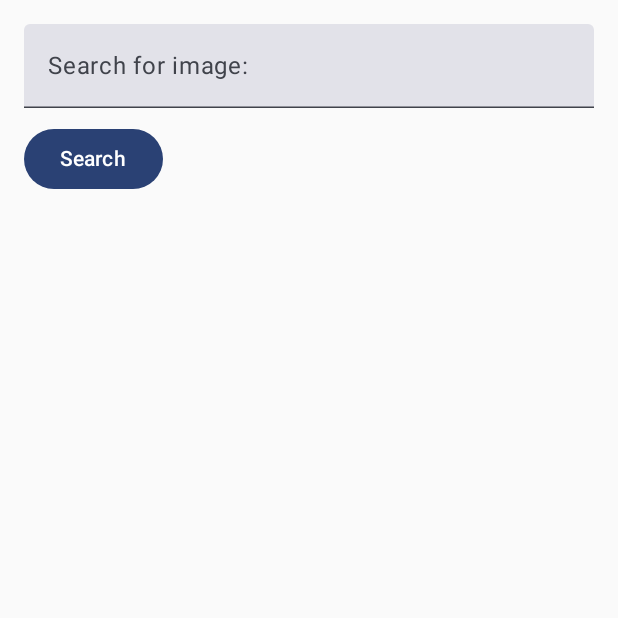
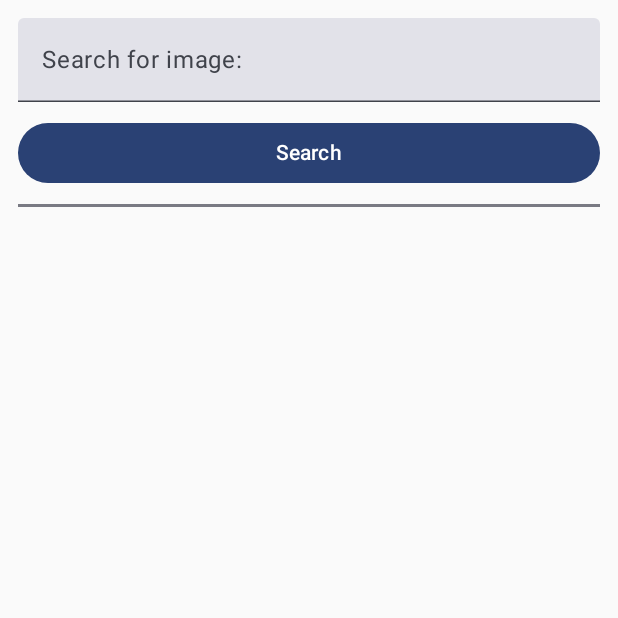
Before and after one commit to ReplayBackIH/PicFinderApp, an Android app built with Jetpack Compose: the screen it shows after launch (MainActivity), on a phone screen of 412 x 824 dp, the top half of it. Run offline under Robolectric (Android 15) with nearby library versions, the phone set to English and light mode, and no system bars; pictures from the network do not load.

Commit message:
Fix
Small UI adjustments

```diff
--- a/app/src/main/java/com/example/picfinder/model/data/ImageRepository.kt
+++ b/app/src/main/java/com/example/picfinder/model/data/ImageRepository.kt
@@ -11,7 +11,7 @@ class ImageRepository(private val apiService: ApiService) {
                 apiKey = apiKey,
                 userRequest = userRequest
             )
-            response.listOfImages ?: emptyList()
+            response.listOfImages
         } catch (e: Exception) {
             emptyList()
         }
--- a/app/src/main/java/com/example/picfinder/view/screens/MainScreen.kt
+++ b/app/src/main/java/com/example/picfinder/view/screens/MainScreen.kt
@@ -13,6 +13,11 @@ import androidx.compose.foundation.lazy.LazyColumn
 import androidx.compose.foundation.lazy.itemsIndexed
 import androidx.compose.foundation.shape.CircleShape
 import androidx.compose.material3.Button
+import androidx.compose.material3.Card
+import androidx.compose.material3.CardDefaults
+import androidx.compose.material3.CardElevation
+import androidx.compose.material3.Divider
+import androidx.compose.material3.HorizontalDivider
 import androidx.compose.material3.MaterialTheme
 import androidx.compose.material3.Text
 import androidx.compose.material3.TextField
@@ -45,7 +50,11 @@ fun ImageSearchScreen(navController: NavController, imageViewModel: ImageViewMod
     }
 
     Column(
-        modifier = Modifier.padding(16.dp)
+        modifier = Modifier.padding(
+            start = 12.dp,
+            end = 12.dp,
+            top = 12.dp
+        )
     ) {
         TextField(
             value = imageSearch,
@@ -58,28 +67,40 @@ fun ImageSearchScreen(navController: NavController, imageViewModel: ImageViewMod
             modifier = Modifier.fillMaxWidth()
         )
         Spacer(modifier = Modifier.height(10.dp))
-        Button(onClick = {
+        Button(
+            onClick = {
                 if (imageSearch.isNotBlank()) {
                     imageViewModel.searchImages(API_KEY, imageSearch)
                     imageSearch = ""
                 }
-        }
+            },
+            modifier = Modifier.fillMaxWidth()
         ) {
             Text(text = "Search")
         }
-        Spacer(modifier = Modifier.height(16.dp))
+        Spacer(modifier = Modifier.height(10.dp))
+        HorizontalDivider(
+            modifier = Modifier
+                .fillMaxWidth(), thickness = 2.dp
+        )
         ImageList(imageViewModel = imageViewModel)
     }
 }
 
 @Composable
 fun ImageItem(image: Image) {
+    Card(
+        modifier = Modifier
+            .padding(vertical = 3.dp),
+        elevation = CardDefaults.cardElevation(
+            defaultElevation = 4.dp
+        )
+    ) {
         Row(
             modifier = Modifier
                 .padding(6.dp)
                 .fillMaxWidth()
         ) {
-
             AsyncImage(
                 model = ImageRequest.Builder(LocalContext.current)
                     .data(image.imageThumbnail)
@@ -93,13 +114,15 @@ fun ImageItem(image: Image) {
                     .size(64.dp)
             )
             Spacer(modifier = Modifier.width(8.dp))
-        Column (modifier = Modifier
+            Column(
+                modifier = Modifier
                     .fillMaxWidth()
                     .weight(1f)
-        ){
+            ) {
                 Text(text = image.userName, style = MaterialTheme.typography.bodyMedium)
                 Spacer(modifier = Modifier.height(4.dp))
                 Text(text = image.imageTags, style = MaterialTheme.typography.bodySmall)
+            }
         }
     }
 }
@@ -109,7 +132,7 @@ fun ImageList(imageViewModel: ImageViewModel) {
 
     val imageList by imageViewModel.imageList.collectAsState()
 
-    LazyColumn {
+    LazyColumn{
         itemsIndexed(imageList) { _, image ->
             ImageItem(image = image)
         }
```
Lines whose indentation alone changed are shown as unchanged.
